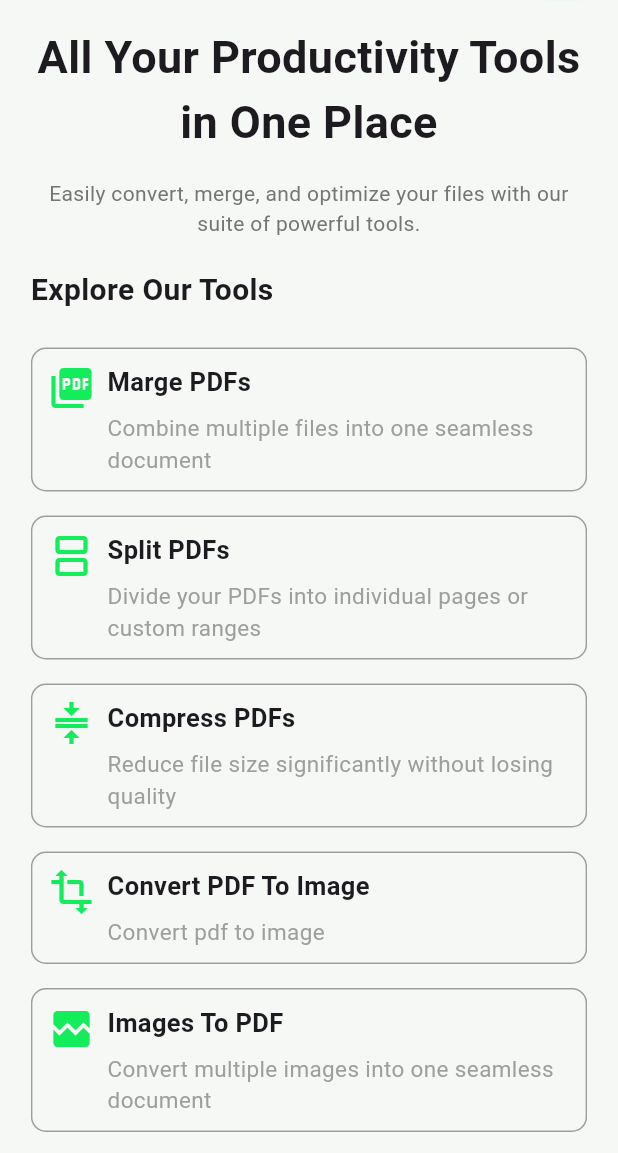
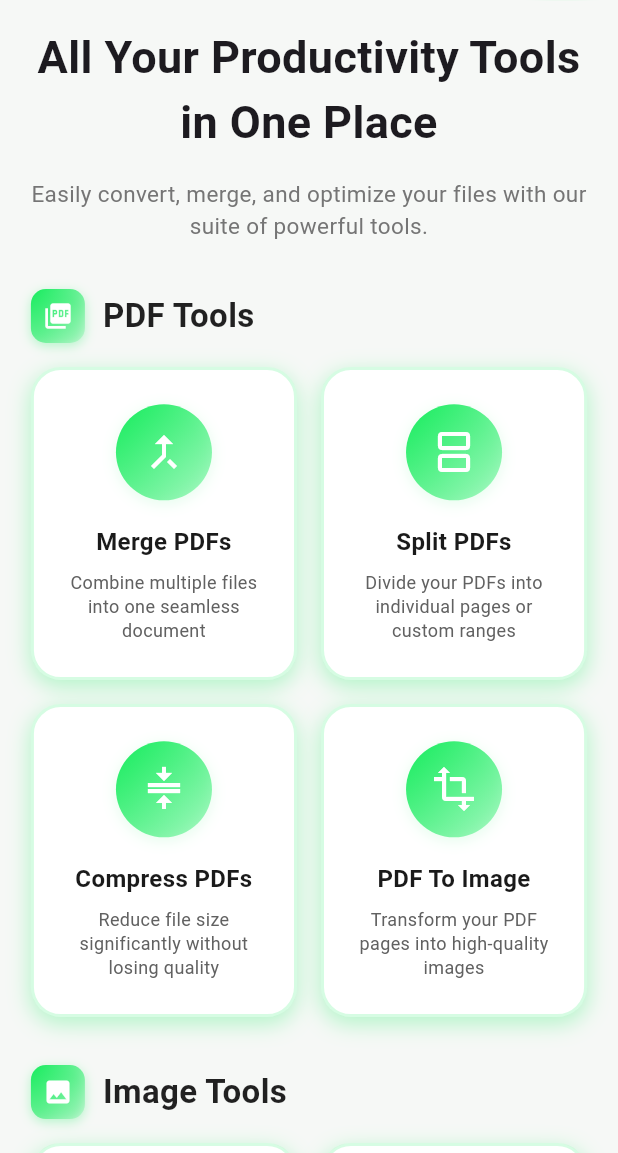
Before and after one commit to Moisessantos45/zylix-app, a Flutter app: the HomeScreen screen opened directly, on a phone screen of 412 x 824 dp, the part 83-1236 px from its top. Run offline on Flutter 3.47's test engine with Material 3 defaults, Android fonts, the phone set to English and light mode, and no system bars; our stand-ins replace dio, flutter_dotenv.

Commit message:
Refactor HomeScreen layout to use ToolGridCard for better UI organization and add dynamic section headers for tools

```diff
--- a/lib/presentation/screens/home.dart
+++ b/lib/presentation/screens/home.dart
@@ -1,7 +1,7 @@
 import 'package:flutter/material.dart';
 import 'package:zylix/presentation/screens/screens.dart';
 import 'package:zylix/presentation/shared/color.dart';
-import 'package:zylix/presentation/widgets/tool.dart';
+import 'package:zylix/presentation/widgets/tool_grid_card.dart';
 
 class HomeScreen extends StatefulWidget {
   const HomeScreen({super.key});
@@ -19,7 +19,7 @@ class _HomeScreenState extends State<HomeScreen> {
         surfaceTintColor: Colors.transparent,
         backgroundColor: Colors.transparent,
         elevation: 0,
-        title: Text(
+        title: const Text(
           "Zylix",
           style: TextStyle(fontWeight: FontWeight.bold, fontSize: 22),
         ),
@@ -64,19 +64,20 @@ class _HomeScreenState extends State<HomeScreen> {
         ],
       ),
       body: SafeArea(
-        child: Container(
-          constraints: const BoxConstraints(maxWidth: 500),
         child: LayoutBuilder(
           builder: (context, constraints) {
             double horizontalPadding = constraints.maxWidth * 0.05;
+            int crossAxisCount = constraints.maxWidth > 600 ? 3 : 2;
 
-              return Padding(
+            return SingleChildScrollView(
+              physics: const BouncingScrollPhysics(),
+              child: Padding(
                 padding: EdgeInsets.symmetric(horizontal: horizontalPadding),
                 child: Column(
                   crossAxisAlignment: CrossAxisAlignment.start,
                   children: [
                     const SizedBox(height: 16),
-                    Text(
+                    const Text(
                       "All Your Productivity Tools in One Place",
                       style: TextStyle(
                         fontWeight: FontWeight.bold,
@@ -87,39 +88,42 @@ class _HomeScreenState extends State<HomeScreen> {
                     const SizedBox(height: 16),
                     Text(
                       "Easily convert, merge, and optimize your files with our suite of powerful tools.",
-                      style: TextStyle(color: Colors.grey.shade600),
+                      style: TextStyle(
+                        color: Colors.grey.shade600,
+                        fontSize: 15,
+                      ),
                       textAlign: TextAlign.center,
                     ),
-                    const SizedBox(height: 20),
-                    Text(
-                      "Explore Our Tools",
-                      style: TextStyle(
-                        fontWeight: FontWeight.bold,
-                        fontSize: 20,
-                      ),
+                    const SizedBox(height: 32),
+                    _buildSectionHeader(
+                      icon: Icons.picture_as_pdf,
+                      title: "PDF Tools",
+                      color: AppColor.primaryColor,
                     ),
                     const SizedBox(height: 16),
-                    Expanded(
-                      child: SingleChildScrollView(
-                        physics: BouncingScrollPhysics(),
-                        child: Column(
+                    GridView.count(
+                      crossAxisCount: crossAxisCount,
+                      shrinkWrap: true,
+                      physics: const NeverScrollableScrollPhysics(),
+                      mainAxisSpacing: 16,
+                      crossAxisSpacing: 16,
+                      childAspectRatio: 0.85,
                       children: [
-                            ToolCard(
-                              icon: Icons.picture_as_pdf,
-                              title: "Marge PDFs",
+                        ToolGridCard(
+                          icon: Icons.merge_type,
+                          title: "Merge PDFs",
                           description:
                               "Combine multiple files into one seamless document",
                           onTap: () {
                             Navigator.push(
                               context,
                               MaterialPageRoute(
-                                    builder: (context) =>
-                                        const MergePdfScreen(),
+                                builder: (context) => const MergePdfScreen(),
                               ),
                             );
                           },
                         ),
-                            ToolCard(
+                        ToolGridCard(
                           icon: Icons.splitscreen,
                           title: "Split PDFs",
                           description:
@@ -128,13 +132,12 @@ class _HomeScreenState extends State<HomeScreen> {
                             Navigator.push(
                               context,
                               MaterialPageRoute(
-                                    builder: (context) =>
-                                        const SplitPdfScreen(),
+                                builder: (context) => const SplitPdfScreen(),
                               ),
                             );
                           },
                         ),
-                            ToolCard(
+                        ToolGridCard(
                           icon: Icons.compress,
                           title: "Compress PDFs",
                           description:
@@ -143,28 +146,45 @@ class _HomeScreenState extends State<HomeScreen> {
                             Navigator.push(
                               context,
                               MaterialPageRoute(
-                                    builder: (context) =>
-                                        const OptimizePdfScreen(),
+                                builder: (context) => const OptimizePdfScreen(),
                               ),
                             );
                           },
                         ),
-                            ToolCard(
+                        ToolGridCard(
                           icon: Icons.transform,
-                              title: "Convert PDF To Image",
-                              description: "Convert pdf to image",
+                          title: "PDF To Image",
+                          description:
+                              "Transform your PDF pages into high-quality images",
                           onTap: () {
                             Navigator.push(
                               context,
                               MaterialPageRoute(
-                                    builder: (context) =>
-                                        const PdfToImageScreen(),
+                                builder: (context) => const PdfToImageScreen(),
                               ),
                             );
                           },
                         ),
-                            ToolCard(
-                              icon: Icons.broken_image,
+                      ],
+                    ),
+
+                    const SizedBox(height: 32),
+                    _buildSectionHeader(
+                      icon: Icons.image,
+                      title: "Image Tools",
+                      color: AppColor.primaryColor,
+                    ),
+                    const SizedBox(height: 16),
+                    GridView.count(
+                      crossAxisCount: crossAxisCount,
+                      shrinkWrap: true,
+                      physics: const NeverScrollableScrollPhysics(),
+                      mainAxisSpacing: 16,
+                      crossAxisSpacing: 16,
+                      childAspectRatio: 0.85,
+                      children: [
+                        ToolGridCard(
+                          icon: Icons.photo_library,
                           title: "Images To PDF",
                           description:
                               "Convert multiple images into one seamless document",
@@ -172,14 +192,13 @@ class _HomeScreenState extends State<HomeScreen> {
                             Navigator.push(
                               context,
                               MaterialPageRoute(
-                                    builder: (context) =>
-                                        const ImageToPdfScreen(),
+                                builder: (context) => const ImageToPdfScreen(),
                               ),
                             );
                           },
                         ),
-                            ToolCard(
-                              icon: Icons.image_outlined,
+                        ToolGridCard(
+                          icon: Icons.compress,
                           title: "Compress Image",
                           description:
                               "Reduce file size significantly without losing quality",
@@ -193,11 +212,11 @@ class _HomeScreenState extends State<HomeScreen> {
                             );
                           },
                         ),
-                            ToolCard(
-                              icon: Icons.imagesearch_roller,
+                        ToolGridCard(
+                          icon: Icons.transform_outlined,
                           title: "Image Convert",
                           description:
-                                  "Switch between JPG,PNG and WebP formats",
+                              "Switch between JPG, PNG and WebP formats",
                           onTap: () {
                             Navigator.push(
                               context,
@@ -210,15 +229,54 @@ class _HomeScreenState extends State<HomeScreen> {
                         ),
                       ],
                     ),
+
+                    const SizedBox(height: 32),
+                  ],
                 ),
-                    ),
-                  ],
               ),
             );
           },
         ),
       ),
+    );
+  }
+
+  Widget _buildSectionHeader({
+    required IconData icon,
+    required String title,
+    required Color color,
+  }) {
+    return Row(
+      children: [
+        Container(
+          padding: const EdgeInsets.all(8),
+          decoration: BoxDecoration(
+            gradient: LinearGradient(
+              colors: [color, color.withAlpha(30)],
+              begin: Alignment.topLeft,
+              end: Alignment.bottomRight,
             ),
+            borderRadius: BorderRadius.circular(10),
+            boxShadow: [
+              BoxShadow(
+                color: color.withAlpha(75),
+                blurRadius: 6,
+                offset: const Offset(0, 2),
+              ),
+            ],
+          ),
+          child: Icon(icon, color: Colors.white, size: 20),
+        ),
+        const SizedBox(width: 12),
+        Text(
+          title,
+          style: const TextStyle(
+            fontWeight: FontWeight.bold,
+            fontSize: 22,
+            color: Colors.black87,
+          ),
+        ),
+      ],
     );
   }
 }
--- a/lib/presentation/screens/merge_pdf.dart
+++ b/lib/presentation/screens/merge_pdf.dart
@@ -85,7 +85,6 @@ class _MergePdfScreenState extends State<MergePdfScreen> {
     return LoadingOverlay(
       isLoading: isProcessing,
       message: "Merging PDFs...",
-      child: SafeArea(
       child: Scaffold(
         backgroundColor: Color(0xfff6f8f6),
         appBar: AppBar(
@@ -105,9 +104,7 @@ class _MergePdfScreenState extends State<MergePdfScreen> {
                 double horizontalPadding = constraints.maxWidth * 0.05;
 
                 return Padding(
-                    padding: EdgeInsets.symmetric(
-                      horizontal: horizontalPadding,
-                    ),
+                  padding: EdgeInsets.symmetric(horizontal: horizontalPadding),
                   child: Column(
                     children: [
                       Text(
@@ -201,7 +198,6 @@ class _MergePdfScreenState extends State<MergePdfScreen> {
           ),
         ),
       ),
-      ),
     );
   }
 }
--- a/lib/presentation/widgets/pdf_item.dart
+++ b/lib/presentation/widgets/pdf_item.dart
@@ -9,7 +9,7 @@ class PdfItem extends StatelessWidget {
   Widget build(BuildContext context) {
     return Container(
       height: 80,
-      padding: const EdgeInsets.all(10),
+      padding: const EdgeInsets.symmetric(horizontal: 10,vertical: 5),
       margin: const EdgeInsets.symmetric(vertical: 8),
       decoration: BoxDecoration(
         color: Colors.white,
--- /dev/null
+++ b/lib/presentation/widgets/tool_grid_card.dart
@@ -0,0 +1,122 @@
+import 'package:flutter/material.dart';
+import 'package:zylix/presentation/shared/color.dart';
+
+class ToolGridCard extends StatefulWidget {
+  final IconData icon;
+  final String title;
+  final String description;
+  final VoidCallback onTap;
+  final List<Color>? gradientColors;
+
+  const ToolGridCard({
+    super.key,
+    required this.icon,
+    required this.title,
+    required this.description,
+    required this.onTap,
+    this.gradientColors,
+  });
+
+  @override
+  State<ToolGridCard> createState() => _ToolGridCardState();
+}
+
+class _ToolGridCardState extends State<ToolGridCard> {
+  bool _isPressed = false;
+
+  @override
+  Widget build(BuildContext context) {
+    return GestureDetector(
+      onTapDown: (_) => setState(() => _isPressed = true),
+      onTapUp: (_) {
+        setState(() => _isPressed = false);
+        widget.onTap();
+      },
+      onTapCancel: () => setState(() => _isPressed = false),
+      child: AnimatedContainer(
+        duration: const Duration(milliseconds: 150),
+        transform: Matrix4.identity()..scale(_isPressed ? 0.95 : 1.0),
+        decoration: BoxDecoration(
+          color: Colors.white,
+          borderRadius: BorderRadius.circular(20),
+          border: Border.all(
+            color: AppColor.primaryColor.withAlpha(300),
+            width: 2,
+          ),
+          boxShadow: [
+            BoxShadow(
+              color: AppColor.primaryColor.withAlpha(_isPressed ? 150 : 75),
+              blurRadius: _isPressed ? 8 : 12,
+              offset: Offset(0, _isPressed ? 2 : 4),
+            ),
+          ],
+        ),
+        child: Material(
+          color: Colors.transparent,
+          child: InkWell(
+            onTap: widget.onTap,
+            borderRadius: BorderRadius.circular(20),
+            child: Padding(
+              padding: const EdgeInsets.all(20),
+              child: Column(
+                mainAxisAlignment: MainAxisAlignment.center,
+                crossAxisAlignment: CrossAxisAlignment.center,
+                children: [
+                  Container(
+                    padding: const EdgeInsets.all(16),
+                    decoration: BoxDecoration(
+                      gradient: LinearGradient(
+                        colors: [
+                          AppColor.primaryColor,
+                          AppColor.primaryColor.withAlpha(80),
+                        ],
+                        begin: Alignment.topLeft,
+                        end: Alignment.bottomRight,
+                      ),
+                      shape: BoxShape.circle,
+                      boxShadow: [
+                        BoxShadow(
+                          color: AppColor.primaryColor.withAlpha(30),
+                          blurRadius: 8,
+                          offset: const Offset(0, 2),
+                        ),
+                      ],
+                    ),
+                    child: Icon(widget.icon, color: Colors.white, size: 32),
+                  ),
+                  const SizedBox(height: 16),
+                  Text(
+                    widget.title,
+                    style: const TextStyle(
+                      fontWeight: FontWeight.bold,
+                      fontSize: 16,
+                      color: Color(0xFF1a1a1a),
+                    ),
+                    textAlign: TextAlign.center,
+                    maxLines: 2,
+                    overflow: TextOverflow.ellipsis,
+                  ),
+                  const SizedBox(height: 8),
+                  // Description
+                  Flexible(
+                    child: Text(
+                      widget.description,
+                      style: TextStyle(
+                        color: Colors.grey.shade700,
+                        fontSize: 12,
+                        height: 1.3,
+                      ),
+                      textAlign: TextAlign.center,
+                      maxLines: 3,
+                      overflow: TextOverflow.ellipsis,
+                    ),
+                  ),
+                ],
+              ),
+            ),
+          ),
+        ),
+      ),
+    );
+  }
+}
```
Lines whose indentation alone changed are shown as unchanged.
